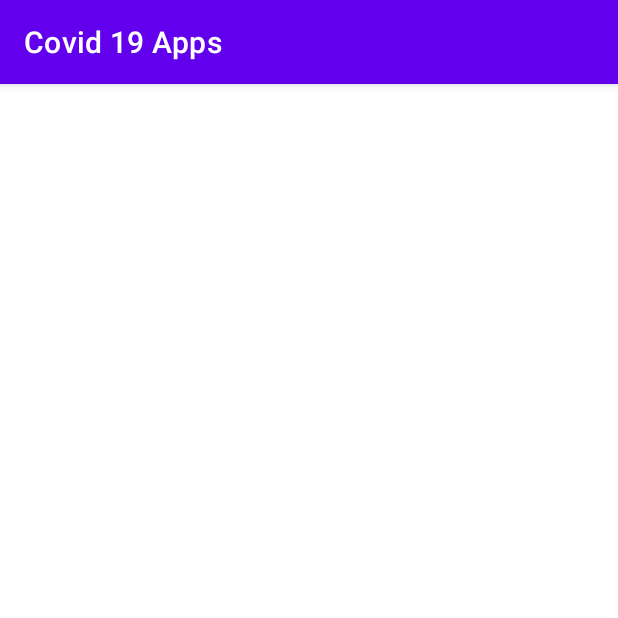
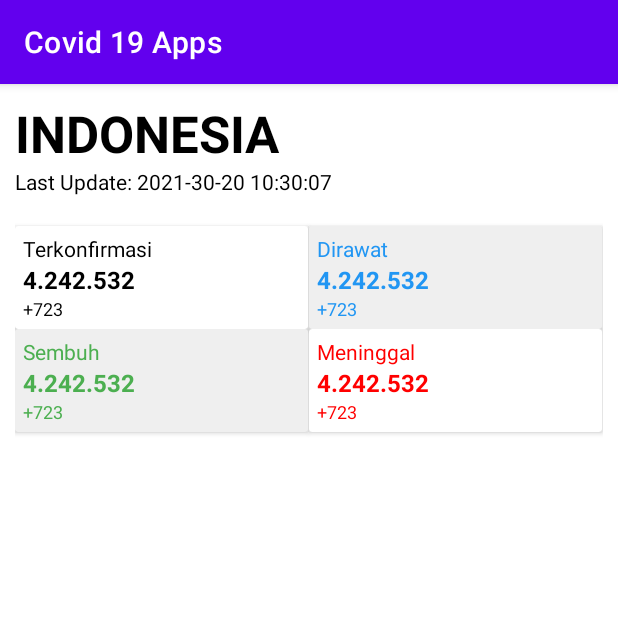
Before and after one commit to Pragoardhi/Covid-19-Projects, an Android app: the HomeDetailActivity screen opened directly, with no data from a screen before it, on a phone screen of 412 x 824 dp, the top half of it. Run offline under Robolectric (Android 15) with nearby library versions, the phone set to English and light mode, and no system bars; 10 statements that could not run were skipped.

Commit message:
Update Details

```diff
--- a/Covid19Apps/app/src/main/java/com/example/covid19apps/Database/CovidData.java
+++ b/Covid19Apps/app/src/main/java/com/example/covid19apps/Database/CovidData.java
@@ -43,4 +43,10 @@ public class CovidData implements Serializable {
     @ColumnInfo(name = "TODAY_RECOVERED")
     public int todayRecovered;
 
+    @ColumnInfo(name = "ACTIVE")
+    public int active;
+
+    @ColumnInfo(name = "CRITICAL")
+    public int critical;
+
 }
--- a/Covid19Apps/app/src/main/java/com/example/covid19apps/Database/CovidDataDao.java
+++ b/Covid19Apps/app/src/main/java/com/example/covid19apps/Database/CovidDataDao.java
@@ -18,7 +18,7 @@ public interface CovidDataDao {
     public void deleteTable();
 
     @Query("SELECT * FROM coviddata WHERE ID = :id")
-    public LiveData<List<CovidData>> getData(int id);
+    LiveData<List<CovidData>> getData(int id);
 
     @Insert(onConflict = OnConflictStrategy.REPLACE)
     void insert(CovidData covidData);
--- a/Covid19Apps/app/src/main/java/com/example/covid19apps/Database/CovidDataDatabaseRepository.java
+++ b/Covid19Apps/app/src/main/java/com/example/covid19apps/Database/CovidDataDatabaseRepository.java
@@ -90,6 +90,8 @@ public class CovidDataDatabaseRepository {
                                 covidData.todayDeath = covidDataAPIList.get(i).getTodayDeaths();
                                 covidData.recovered = covidDataAPIList.get(i).getRecovered();
                                 covidData.todayRecovered = covidDataAPIList.get(i).getTodayRecovered();
+                                covidData.active = covidDataAPIList.get(i).getActive();
+                                covidData.critical = covidDataAPIList.get(i).getCritical();
                                 insert(covidData);
                             }
                         }
--- a/Covid19Apps/app/src/main/java/com/example/covid19apps/Database/CovidDataViewModel.java
+++ b/Covid19Apps/app/src/main/java/com/example/covid19apps/Database/CovidDataViewModel.java
@@ -11,11 +11,12 @@ import java.util.List;
 public class CovidDataViewModel extends AndroidViewModel {
     private CovidDataDatabaseRepository covidDataDatabaseRepository;
     private final LiveData<List<CovidData>> covidListLiveData;
-
+    private LiveData<List<CovidData>> countryCovidListLiveData;;
     public CovidDataViewModel(@NonNull Application application) {
         super(application);
         covidDataDatabaseRepository = new CovidDataDatabaseRepository(application);
         covidListLiveData = covidDataDatabaseRepository.getAllData();
+
     }
 
     public LiveData<List<CovidData>> getAllData(){
--- a/Covid19Apps/app/src/main/java/com/example/covid19apps/Home/HomeRecyclerViewAdapter.java
+++ b/Covid19Apps/app/src/main/java/com/example/covid19apps/Home/HomeRecyclerViewAdapter.java
@@ -79,7 +79,7 @@ class HomeRecyclerViewAdapter extends ListAdapter<CovidData, HomeRecyclerViewAda
             if (position != RecyclerView.NO_POSITION) { // Check if an item was deleted, but the user clicked it before the UI removed it
                 CovidData covidData = getItem(position);
                 Intent intent = new Intent(context, HomeDetailActivity.class);
-                intent.putExtra("selectedCountry",covidData.id);
+                intent.putExtra("selectedCountry",covidData);
                 context.startActivity(intent);
 //                itemClickableCallback.onClick(v, covidData);
             }
--- a/Covid19Apps/app/src/main/java/com/example/covid19apps/Home/HomeRecyclerViewFragment.java
+++ b/Covid19Apps/app/src/main/java/com/example/covid19apps/Home/HomeRecyclerViewFragment.java
@@ -58,8 +58,10 @@ public class HomeRecyclerViewFragment extends Fragment {
         super.onViewCreated(view, savedInstanceState);
         covidDataViewModel.getAllData().observe(getViewLifecycleOwner(), covidListLiveData -> {
             if (covidListLiveData != null) {
-                pb.setVisibility(View.INVISIBLE);
                 homeRecyclerViewAdapter.submitList(covidListLiveData);
+                if(!homeRecyclerViewAdapter.getCurrentList().isEmpty()){
+                    pb.setVisibility(View.INVISIBLE);
+                }
             }
         });
     }
--- a/Covid19Apps/app/src/main/java/com/example/covid19apps/HomeDetail/HomeDetailActivity.java
+++ b/Covid19Apps/app/src/main/java/com/example/covid19apps/HomeDetail/HomeDetailActivity.java
@@ -5,17 +5,23 @@ import androidx.appcompat.app.AppCompatActivity;
 import android.content.Intent;
 import android.os.Bundle;
 
+import com.example.covid19apps.Database.CovidData;
+import com.example.covid19apps.Home.HomeActivity;
 import com.example.covid19apps.R;
 
 public class HomeDetailActivity extends AppCompatActivity {
 
-    private int countryId;
+    private CovidData countryCovidData;
     @Override
     protected void onCreate(Bundle savedInstanceState) {
         super.onCreate(savedInstanceState);
         setContentView(R.layout.activity_home_detail);
 
         Intent intent = getIntent();
-        countryId = (int) intent.getSerializableExtra("selectedCountry");
+        countryCovidData = (CovidData) intent.getSerializableExtra("selectedCountry");
+
+        if(savedInstanceState == null){
+            getSupportFragmentManager().beginTransaction().replace(R.id.homeDetailContainer, HomeDetailFragment.newInstance(countryCovidData)).commitNow();
+        }
     }
 }
--- /dev/null
+++ b/Covid19Apps/app/src/main/java/com/example/covid19apps/HomeDetail/HomeDetailFragment.java
@@ -0,0 +1,78 @@
+package com.example.covid19apps.HomeDetail;
+
+import android.os.Bundle;
+import android.view.LayoutInflater;
+import android.view.View;
+import android.view.ViewGroup;
+import android.widget.TextView;
+
+import androidx.annotation.NonNull;
+import androidx.annotation.Nullable;
+import androidx.fragment.app.Fragment;
+import androidx.lifecycle.ViewModelProvider;
+
+import com.example.covid19apps.Database.CovidData;
+import com.example.covid19apps.Database.CovidDataDatabaseRepository;
+import com.example.covid19apps.Database.CovidDataViewModel;
+import com.example.covid19apps.R;
+
+import org.w3c.dom.Text;
+
+import java.text.DateFormat;
+import java.text.SimpleDateFormat;
+import java.util.Calendar;
+import java.util.Date;
+
+public class HomeDetailFragment extends Fragment {
+    private static CovidData selectedCountryCovidData;
+    private CovidDataViewModel covidDataViewModel;
+
+    TextView updated;
+    TextView country;
+    TextView cases;
+    TextView todayCases;
+    TextView active;
+    TextView critical;
+    TextView recovered;
+    TextView todayRecovered;
+    TextView death;
+    TextView todayDeath;
+
+    public static HomeDetailFragment newInstance(CovidData countryCovidData){
+        selectedCountryCovidData = countryCovidData;
+        return new HomeDetailFragment();
+    }
+
+    @Nullable
+    @Override
+    public View onCreateView(@NonNull LayoutInflater inflater, @Nullable ViewGroup container, @Nullable Bundle savedInstanceState) {
+        View view = inflater.inflate(R.layout.country_detail, container, false);
+        updated = view.findViewById(R.id.updated);
+        Calendar cal = Calendar.getInstance();
+        cal.setTimeInMillis(selectedCountryCovidData.updated * 1000);
+        Date date = cal.getInstance().getTime();
+        DateFormat dateFormat = new SimpleDateFormat("yyyy-mm-dd hh:mm:ss");
+        String strDate = dateFormat.format(date);
+        updated.setText("Last Update: "+strDate);
+        country = view.findViewById(R.id.country);
+        country.setText(selectedCountryCovidData.country.toUpperCase());
+        cases = view.findViewById(R.id.cases);
+        cases.setText(selectedCountryCovidData.cases+"");
+        todayCases = view.findViewById(R.id.todayCases);
+        todayCases.setText("+"+selectedCountryCovidData.todayCases+"");
+        active = view.findViewById(R.id.active);
+        active.setText(selectedCountryCovidData.active+"");
+        critical = view.findViewById(R.id.critical);
+        critical.setText("+"+selectedCountryCovidData.critical+"");
+        recovered = view.findViewById(R.id.recovered);
+        recovered.setText(selectedCountryCovidData.recovered+"");
+        todayRecovered = view.findViewById(R.id.todayRecovered);
+        todayRecovered.setText("+"+selectedCountryCovidData.todayRecovered+"");
+        death = view.findViewById(R.id.death);
+        death.setText(selectedCountryCovidData.death+"");
+        todayDeath = view.findViewById(R.id.todayDeath);
+        todayDeath.setText("+"+selectedCountryCovidData.todayDeath+"");
+        return view;
+    }
+
+}
--- a/Covid19Apps/app/src/main/res/layout/activity_home_detail.xml
+++ b/Covid19Apps/app/src/main/res/layout/activity_home_detail.xml
@@ -6,4 +6,10 @@
     android:layout_height="match_parent"
     tools:context=".HomeDetail.HomeDetailActivity">
 
+    <FrameLayout
+        android:id="@+id/homeDetailContainer"
+        android:layout_width="match_parent"
+        android:layout_height="match_parent"
+        />
+
 </androidx.constraintlayout.widget.ConstraintLayout>
--- /dev/null
+++ b/Covid19Apps/app/src/main/res/layout/country_detail.xml
@@ -0,0 +1,241 @@
+<?xml version="1.0" encoding="utf-8"?>
+<androidx.constraintlayout.widget.ConstraintLayout xmlns:android="http://schemas.android.com/apk/res/android"
+    xmlns:app="http://schemas.android.com/apk/res-auto"
+    xmlns:tools="http://schemas.android.com/tools"
+    android:layout_width="match_parent"
+    android:layout_height="match_parent"
+    android:layout_gravity="center"
+    android:layout_margin="10dp">
+
+    <TextView
+        android:id="@+id/country"
+        android:layout_width="match_parent"
+        android:layout_height="wrap_content"
+        android:text="INDONESIA"
+        android:textColor="@color/black"
+        android:textSize="34sp"
+        android:textStyle="bold"
+        app:layout_constraintEnd_toEndOf="parent"
+        app:layout_constraintStart_toStartOf="parent"
+        app:layout_constraintTop_toTopOf="parent" />
+
+    <TextView
+        android:id="@+id/updated"
+        android:layout_width="match_parent"
+        android:layout_height="wrap_content"
+        android:text="last update: Okt 28 - 16.09 WIB"
+        android:textColor="@color/black"
+        android:textSize="14sp"
+        android:paddingBottom="20dp"
+        app:layout_constraintEnd_toEndOf="parent"
+        app:layout_constraintStart_toStartOf="parent"
+        app:layout_constraintTop_toBottomOf="@+id/country" />
+    <!--    Konfirmasi-->
+    <androidx.cardview.widget.CardView
+        android:id="@+id/cardKonfirmasi"
+        android:layout_width="195dp"
+        android:layout_height="wrap_content"
+        app:layout_constraintStart_toStartOf="parent"
+        app:layout_constraintTop_toBottomOf="@+id/updated">
+
+        <androidx.constraintlayout.widget.ConstraintLayout
+            android:layout_width="match_parent"
+            android:layout_height="wrap_content"
+            android:orientation="vertical"
+            android:padding="5dp"
+            app:layout_constraintTop_toTopOf="parent">
+
+            <TextView
+                android:id="@+id/titleTerkonfirmasi"
+                android:layout_width="match_parent"
+                android:layout_height="wrap_content"
+                android:text="Terkonfirmasi"
+                android:textColor="@color/black"
+                app:layout_constraintStart_toStartOf="parent"
+                app:layout_constraintTop_toTopOf="parent" />
+
+            <TextView
+                android:id="@+id/cases"
+                android:layout_width="match_parent"
+                android:layout_height="wrap_content"
+                android:text="4.242.532"
+                android:textColor="@color/black"
+                android:textSize="16sp"
+                android:textStyle="bold"
+                app:layout_constraintBottom_toTopOf="@id/todayCases"
+                app:layout_constraintStart_toStartOf="parent"
+                app:layout_constraintTop_toBottomOf="@id/titleTerkonfirmasi" />
+
+            <TextView
+                android:id="@+id/todayCases"
+                android:layout_width="match_parent"
+                android:layout_height="wrap_content"
+                android:text="+723"
+                android:textColor="@color/black"
+                android:textSize="12sp"
+                app:layout_constraintBottom_toBottomOf="parent"
+                app:layout_constraintStart_toStartOf="parent"
+                app:layout_constraintTop_toBottomOf="@+id/cases"
+                tools:layout_editor_absoluteX="5dp"
+                tools:layout_editor_absoluteY="26dp" />
+        </androidx.constraintlayout.widget.ConstraintLayout>
+    </androidx.cardview.widget.CardView>
+
+    <!--    Dirawat-->
+
+    <androidx.cardview.widget.CardView
+        android:id="@+id/cardDirawat"
+        android:layout_width="195dp"
+        android:layout_height="wrap_content"
+
+        app:layout_constraintEnd_toEndOf="parent"
+        app:layout_constraintStart_toEndOf="@+id/cardKonfirmasi"
+        app:layout_constraintTop_toBottomOf="@+id/updated">
+
+        <androidx.constraintlayout.widget.ConstraintLayout
+            android:background="@color/gray"
+            android:layout_width="match_parent"
+            android:layout_height="wrap_content"
+            android:orientation="vertical"
+            android:padding="5dp">
+
+            <TextView
+                android:id="@+id/titleDirawat"
+                android:layout_width="match_parent"
+                android:layout_height="wrap_content"
+                android:text="Dirawat"
+                android:textColor="@color/blue"
+                app:layout_constraintStart_toStartOf="parent"
+                app:layout_constraintTop_toTopOf="parent" />
+
+            <TextView
+                android:id="@+id/active"
+                android:layout_width="match_parent"
+                android:layout_height="wrap_content"
+                android:text="4.242.532"
+                android:textColor="@color/blue"
+                android:textSize="16sp"
+                android:textStyle="bold"
+                app:layout_constraintBottom_toTopOf="@id/critical"
+                app:layout_constraintStart_toStartOf="parent"
+                app:layout_constraintTop_toBottomOf="@id/titleDirawat" />
+
+            <TextView
+                android:id="@+id/critical"
+                android:layout_width="match_parent"
+                android:layout_height="wrap_content"
+                android:text="+723"
+                android:textColor="@color/blue"
+                android:textSize="12sp"
+                app:layout_constraintBottom_toBottomOf="parent"
+                app:layout_constraintStart_toStartOf="parent"
+                app:layout_constraintTop_toBottomOf="@+id/active"
+                tools:layout_editor_absoluteX="5dp"
+                tools:layout_editor_absoluteY="26dp" />
+        </androidx.constraintlayout.widget.ConstraintLayout>
+    </androidx.cardview.widget.CardView>
+
+<!--    Sembuh-->
+    <androidx.cardview.widget.CardView
+        android:id="@+id/cardSembuh"
+        android:layout_width="195dp"
+        android:layout_height="wrap_content"
+        app:layout_constraintStart_toStartOf="parent"
+        app:layout_constraintTop_toBottomOf="@+id/cardKonfirmasi">
+
+        <androidx.constraintlayout.widget.ConstraintLayout
+            android:layout_width="match_parent"
+            android:layout_height="wrap_content"
+            android:orientation="vertical"
+            android:background="@color/gray"
+            android:padding="5dp"
+            app:layout_constraintTop_toTopOf="parent">
+
+            <TextView
+                android:id="@+id/titleSembuh"
+                android:layout_width="match_parent"
+                android:layout_height="wrap_content"
+                android:text="Sembuh"
+                android:textColor="@color/green"
+                app:layout_constraintStart_toStartOf="parent"
+                app:layout_constraintTop_toTopOf="parent" />
+
+            <TextView
+                android:id="@+id/recovered"
+                android:layout_width="match_parent"
+                android:layout_height="wrap_content"
+                android:text="4.242.532"
+                android:textColor="@color/green"
+                android:textSize="16sp"
+                android:textStyle="bold"
+                app:layout_constraintBottom_toTopOf="@id/todayRecovered"
+                app:layout_constraintStart_toStartOf="parent"
+                app:layout_constraintTop_toBottomOf="@id/titleSembuh" />
+
+            <TextView
+                android:id="@+id/todayRecovered"
+                android:layout_width="match_parent"
+                android:layout_height="wrap_content"
+                android:text="+723"
+                android:textColor="@color/green"
+                android:textSize="12sp"
+                app:layout_constraintBottom_toBottomOf="parent"
+                app:layout_constraintStart_toStartOf="parent"
+                app:layout_constraintTop_toBottomOf="@+id/recovered"
+                tools:layout_editor_absoluteX="5dp"
+                tools:layout_editor_absoluteY="26dp" />
+        </androidx.constraintlayout.widget.ConstraintLayout>
+    </androidx.cardview.widget.CardView>
+
+<!--    Meninggal-->
+    <androidx.cardview.widget.CardView
+        android:id="@+id/carMeninggal"
+        android:layout_width="195dp"
+        android:layout_height="wrap_content"
+        app:layout_constraintEnd_toEndOf="parent"
+        app:layout_constraintStart_toEndOf="@+id/cardSembuh"
+        app:layout_constraintTop_toBottomOf="@+id/cardDirawat">
+
+        <androidx.constraintlayout.widget.ConstraintLayout
+            android:layout_width="match_parent"
+            android:layout_height="wrap_content"
+            android:orientation="vertical"
+            android:padding="5dp">
+
+            <TextView
+                android:id="@+id/titleMeninggal"
+                android:layout_width="match_parent"
+                android:layout_height="wrap_content"
+                android:text="Meninggal"
+                android:textColor="@color/red"
+                app:layout_constraintStart_toStartOf="parent"
+                app:layout_constraintTop_toTopOf="parent" />
+
+            <TextView
+                android:id="@+id/death"
+                android:layout_width="match_parent"
+                android:layout_height="wrap_content"
+                android:text="4.242.532"
+                android:textColor="@color/red"
+                android:textSize="16sp"
+                android:textStyle="bold"
+                app:layout_constraintBottom_toTopOf="@id/todayDeath"
+                app:layout_constraintStart_toStartOf="parent"
+                app:layout_constraintTop_toBottomOf="@id/titleMeninggal" />
+
+            <TextView
+                android:id="@+id/todayDeath"
+                android:layout_width="match_parent"
+                android:layout_height="wrap_content"
+                android:text="+723"
+                android:textColor="@color/red"
+                android:textSize="12sp"
+                app:layout_constraintBottom_toBottomOf="parent"
+                app:layout_constraintStart_toStartOf="parent"
+                app:layout_constraintTop_toBottomOf="@+id/death"
+                tools:layout_editor_absoluteX="5dp"
+                tools:layout_editor_absoluteY="26dp" />
+        </androidx.constraintlayout.widget.ConstraintLayout>
+    </androidx.cardview.widget.CardView>
+
+</androidx.constraintlayout.widget.ConstraintLayout>
--- a/Covid19Apps/app/src/main/res/values/colors.xml
+++ b/Covid19Apps/app/src/main/res/values/colors.xml
@@ -5,8 +5,11 @@
     <color name="purple_700">#FF3700B3</color>
     <color name="teal_200">#FF03DAC5</color>
     <color name="teal_700">#FF018786</color>
+    <color name="green">#4CAF50</color>
     <color name="black">#FF000000</color>
+    <color name="blue">#2196F3</color>
     <color name="white">#FFFFFFFF</color>
     <color name="red">#FF0000</color>
+    <color name="gray">#2DA3A2A2</color>
     <color name="transparant">#00FFFFFF</color>
 </resources>
```
